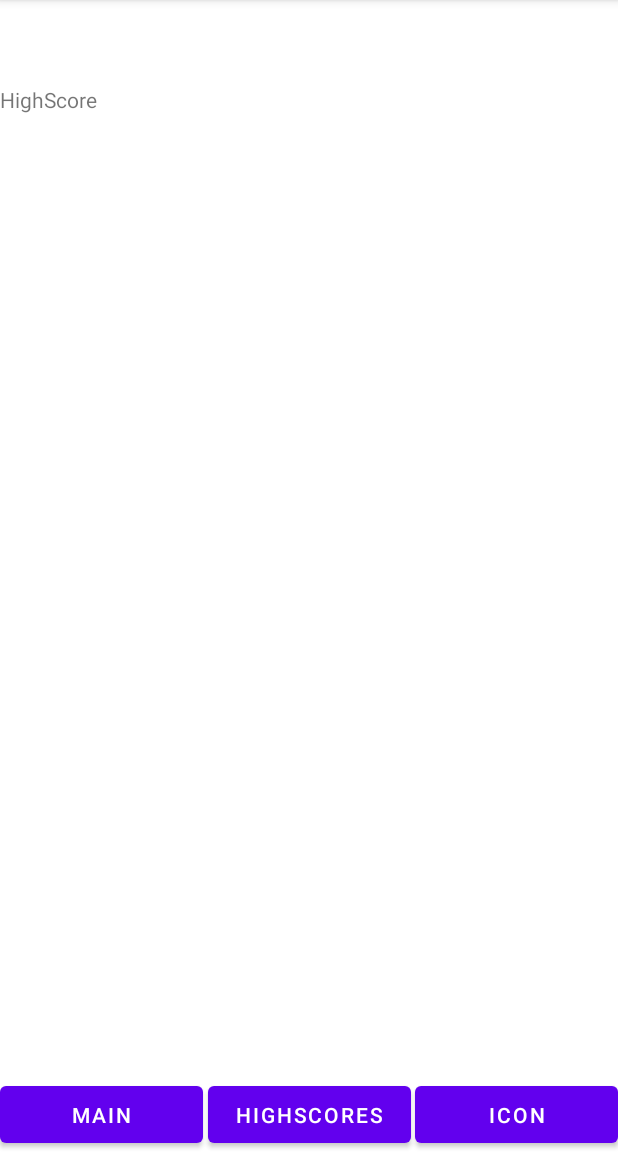
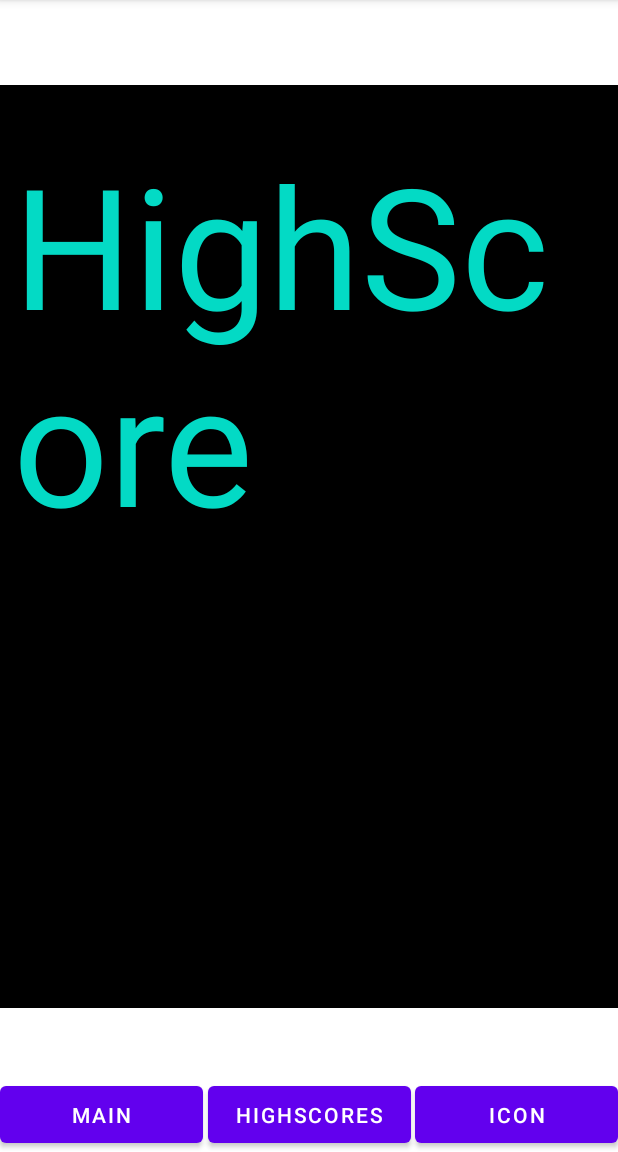
Before and after one commit to jpaffrat/Project_2, an Android app: the screen it shows after launch (MainActivity), after a tap on "HIGHSCORES", on a phone screen of 412 x 824 dp, the part 84-1236 px from its top. Run offline under Robolectric (Android 15) with nearby library versions, the light colour scheme and no system bars; our stand-ins replace Firebase (no records; nobody signed in at launch, a user with empty details on screens opened directly); libraries missing offline, so code that uses them is left out: androidx.camera.view, com.firebase.ui.

Commit message:
highScore Fragment completed, addhighscore in main

```diff
--- a/app/src/main/java/com/example/project2/GameActivity.java
+++ b/app/src/main/java/com/example/project2/GameActivity.java
@@ -11,4 +11,6 @@ public class GameActivity extends AppCompatActivity {
         super.onCreate(savedInstanceState);
         setContentView(R.layout.activity_game);
     }
+
+
 }
--- a/app/src/main/java/com/example/project2/HighscoreFragment.java
+++ b/app/src/main/java/com/example/project2/HighscoreFragment.java
@@ -8,18 +8,47 @@ import androidx.annotation.NonNull;
 import androidx.annotation.Nullable;
 import androidx.fragment.app.Fragment;
 
+import java.util.ArrayList;
+import java.util.HashMap;
+import java.util.List;
+import java.lang.Object;
+import android.util.Log;
 import android.view.LayoutInflater;
 import android.view.View;
 import android.view.ViewGroup;
+import android.widget.TextView;
+import android.widget.Toolbar;
 
+import com.example.project2.adapter.FirestoreAdapter;
 import com.example.project2.model.HighScore;
 import com.example.project2.util.FirebaseUtil;
+import com.google.android.gms.tasks.OnCompleteListener;
+import com.google.android.gms.tasks.OnSuccessListener;
+import com.google.android.gms.tasks.Task;
+import com.google.firebase.FirebaseApp;
 import com.google.firebase.firestore.CollectionReference;
+import com.google.firebase.firestore.DocumentReference;
+import com.google.firebase.firestore.DocumentSnapshot;
 import com.google.firebase.firestore.FirebaseFirestore;
+
+import com.google.firebase.firestore.Query;
+import com.google.firebase.firestore.QueryDocumentSnapshot;
+import com.google.firebase.firestore.QuerySnapshot;
+
+import static android.content.ContentValues.TAG;
 
 public class HighscoreFragment extends Fragment {
 
     private HighscoreViewModel mViewModel;
+    private TextView mtextView;
+    private List<HighScore> highScores = new ArrayList<HighScore>();
+    public FirebaseFirestore mFirestore;
+    private Query mQuery;
+    private String highScoreString = "";
+    int hold;
+
+
+
 
     public static HighscoreFragment newInstance() {
         return new HighscoreFragment();
@@ -37,15 +66,50 @@ public class HighscoreFragment extends Fragment {
         super.onActivityCreated(savedInstanceState);
         mViewModel = new ViewModelProvider(this).get(HighscoreViewModel.class);
 
-        // TODO: Use the ViewModel
-
     }
 
+    @Override
+    public void onViewCreated(View view,@Nullable Bundle savedInstanceState){
+        mtextView = (TextView) getView().findViewById(R.id.textView);
 
-
-    public void addHighScore(String user, int score, FirebaseFirestore mFirestore){
+        FirebaseApp.initializeApp(new MainActivity());
+        FirebaseFirestore.setLoggingEnabled(true);
+        mFirestore = FirebaseUtil.getFirestore();
 
         CollectionReference HighScores = mFirestore.collection("HighScores");
+        hold = 0;
+        highScoreString = "";
+        HighScores.orderBy("score", Query.Direction.DESCENDING).limit(10).get().addOnCompleteListener(new OnCompleteListener<QuerySnapshot>() {
+            @Override
+            public void onComplete(@NonNull Task<QuerySnapshot> task) {
+                if(task.isSuccessful()){
+
+                    for (QueryDocumentSnapshot document : task.getResult()) {
+                        //Log.d(TAG, document.getId() + " => " + document.getData());
+
+                        highScores.add(document.toObject(HighScore.class));
+                        Log.d(TAG, highScores.toString());
+                        highScoreString = String.format("%s %s           %d \n", highScoreString, highScores.get(hold).user, highScores.get(hold).score);
+                        if(hold == 9) {
+                            mtextView.setText(highScoreString);
+                            mtextView.bringToFront();
+                        }
+                        hold++;
+
+                    }
+                }
+                else {
+                    Log.w(TAG, "ERROR:", task.getException());
+                }
+            }
+        });
+
+        System.out.println("hope\n" + highScoreString);
+    }
+
+    public void addHighScore(String user, int score){
+        CollectionReference HighScores = mFirestore.collection("HighScores");
+
         HighScore highScore = new HighScore();
         highScore.setUser(user);
         highScore.setScore(score);
--- a/app/src/main/java/com/example/project2/MainActivity.java
+++ b/app/src/main/java/com/example/project2/MainActivity.java
@@ -10,16 +10,19 @@ import androidx.fragment.app.FragmentManager;
 import android.os.Bundle;
 import android.view.View;
 
+import com.example.project2.model.HighScore;
 import com.example.project2.util.FirebaseUtil;
 import com.example.project2.HighscoreFragment;
 import com.google.firebase.FirebaseApp;
+import com.google.firebase.firestore.CollectionReference;
 import com.google.firebase.firestore.FirebaseFirestore;
 
 public class MainActivity extends AppCompatActivity {
     private FragmentManager fragmentManager;
 
 
-    public FirebaseFirestore mFirestore;
+    public FirebaseFirestore mFirestore2;
+    public int test;
 
     @Override
     protected void onCreate(Bundle savedInstanceState) {
@@ -28,10 +31,9 @@ public class MainActivity extends AppCompatActivity {
         //firestore
         FirebaseApp.initializeApp(this);
         FirebaseFirestore.setLoggingEnabled(true);
-        mFirestore = FirebaseUtil.getFirestore();
-
-
-        // new HighscoreFragment().addHighScore("hello",1 , mFirestore);
+        mFirestore2 = FirebaseUtil.getFirestore();
+        loadFragment(new HighscoreFragment());
+        loadFragment(new MainFragment());
     }
 
     @Override
@@ -44,6 +46,7 @@ public class MainActivity extends AppCompatActivity {
         loadFragment(new IconFragment());
     }
     public void onHighscoresClicked(View view){
+        addHighScore("test", 80);
         loadFragment(new HighscoreFragment());
     }
     public void onMainClicked(View view){
@@ -55,4 +58,16 @@ public class MainActivity extends AppCompatActivity {
                 .replace(R.id.frameLayout,fragment)
                 .commit();
     }
+
+    public void addHighScore(String user, int score){
+        CollectionReference HighScores = mFirestore2.collection("HighScores");
+
+        user = user + "\t\t\t";
+        HighScore highScore = new HighScore();
+        highScore.setUser(user);
+        highScore.setScore(score);
+        HighScores.add(highScore);
+
+    }
+
 }
--- a/app/src/main/java/com/example/project2/model/HighScore.java
+++ b/app/src/main/java/com/example/project2/model/HighScore.java
@@ -4,6 +4,7 @@ public class HighScore {
 
     public String user;
     public int score;
+
 
 
     public HighScore() {}
--- a/app/src/main/res/layout/highscore_fragment.xml
+++ b/app/src/main/res/layout/highscore_fragment.xml
@@ -1,13 +1,23 @@
 <?xml version="1.0" encoding="utf-8"?>
-<FrameLayout xmlns:android="http://schemas.android.com/apk/res/android"
+<androidx.constraintlayout.widget.ConstraintLayout xmlns:android="http://schemas.android.com/apk/res/android"
+    xmlns:app="http://schemas.android.com/apk/res-auto"
     xmlns:tools="http://schemas.android.com/tools"
+    android:id="@+id/frameLayout2"
     android:layout_width="match_parent"
     android:layout_height="match_parent"
-    tools:context=".HighscoreFragment">
+    tools:context=".HighscoreFragment"
+    android:background="@color/black">
 
     <TextView
-        android:layout_width="match_parent"
-        android:layout_height="match_parent"
-        android:text="HighScore" />
+        android:id="@+id/textView"
+        android:layout_width="395dp"
+        android:layout_height="553dp"
+        android:autoSizeTextType="uniform"
+        android:text="HighScore"
+        android:textColor="@color/teal_200"
+        app:layout_constraintBottom_toBottomOf="parent"
+        app:layout_constraintEnd_toEndOf="parent"
+        app:layout_constraintStart_toStartOf="parent"
+        app:layout_constraintTop_toTopOf="parent" />
 
-</FrameLayout>
+</androidx.constraintlayout.widget.ConstraintLayout>
```
